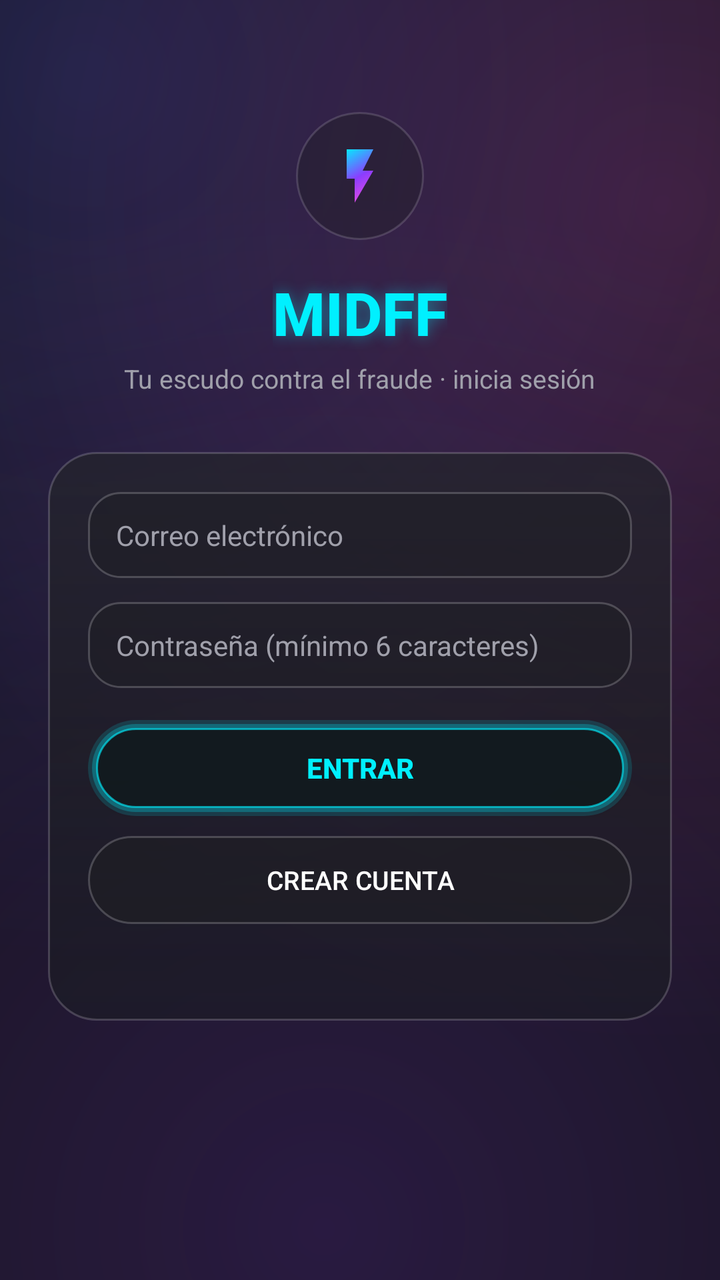
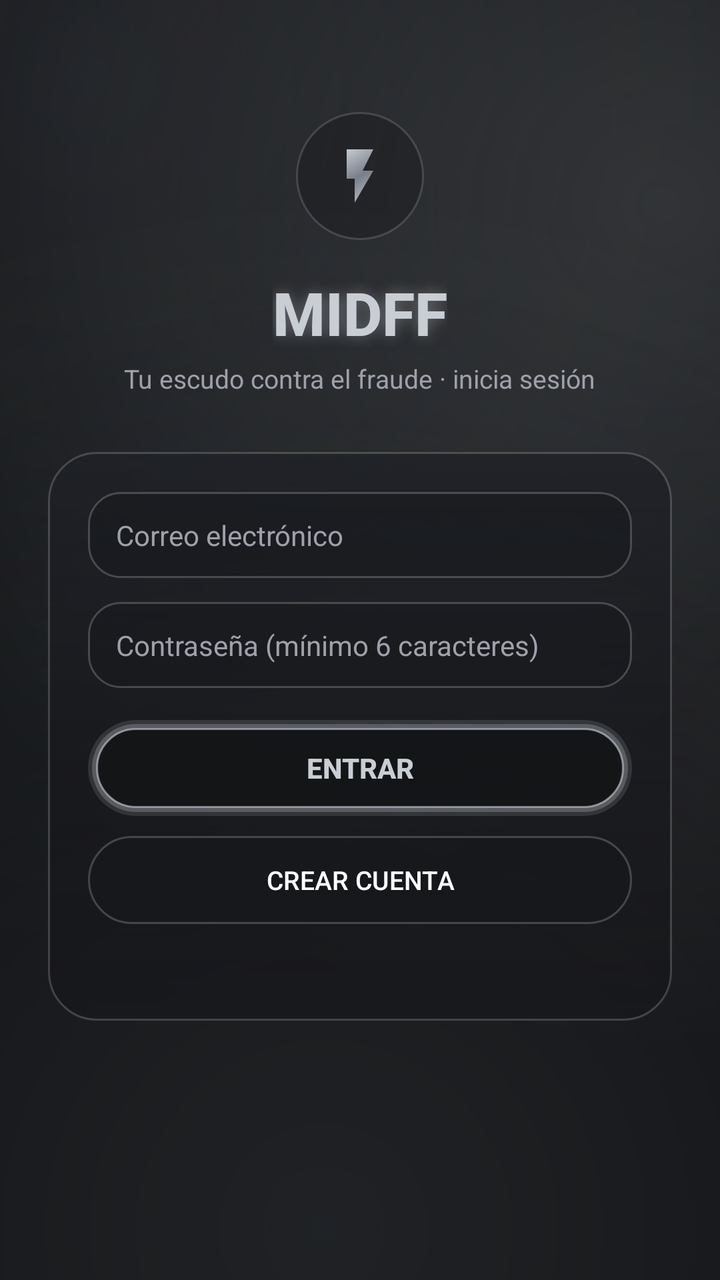

Screens rendered from an Android XML layout before and after an edit, with the pre-edit source and the edit as a unified diff.
<!-- AndroidManifest.xml: application theme Theme.MidffAlertas -->
<!-- res/layout/activity_login.xml -->
<?xml version="1.0" encoding="utf-8"?>
<ScrollView xmlns:android="http://schemas.android.com/apk/res/android"
    android:layout_width="match_parent"
    android:layout_height="match_parent"
    android:fillViewport="true"
    android:scrollbars="none">

    <LinearLayout
        android:layout_width="match_parent"
        android:layout_height="wrap_content"
        android:gravity="center_horizontal"
        android:orientation="vertical"
        android:padding="24dp">

        <FrameLayout
            android:layout_width="64dp"
            android:layout_height="64dp"
            android:layout_marginTop="32dp"
            android:background="@drawable/chip_cristal">

            <ImageView
                android:layout_width="32dp"
                android:layout_height="32dp"
                android:layout_gravity="center"
                android:contentDescription="@string/login_titulo"
                android:src="@drawable/ic_rayo_aurora" />
        </FrameLayout>

        <TextView
            android:layout_width="wrap_content"
            android:layout_height="wrap_content"
            android:layout_marginTop="16dp"
            android:fontFamily="sans-serif-medium"
            android:shadowColor="#6600F0FF"
            android:shadowDx="0"
            android:shadowDy="0"
            android:shadowRadius="18"
            android:text="@string/login_titulo"
            android:textColor="@color/neon_cian"
            android:textSize="30sp"
            android:textStyle="bold" />

        <TextView
            android:layout_width="wrap_content"
            android:layout_height="wrap_content"
            android:layout_marginTop="4dp"
            android:text="@string/login_subtitulo"
            android:textColor="@color/texto_secundario"
            android:textSize="13sp" />

        <LinearLayout
            android:layout_width="match_parent"
            android:layout_height="wrap_content"
            android:layout_marginTop="28dp"
            android:background="@drawable/panel_cristal"
            android:orientation="vertical"
            android:padding="20dp">

            <EditText
                android:id="@+id/edtCorreo"
                android:layout_width="match_parent"
                android:layout_height="wrap_content"
                android:background="@drawable/campo_cristal"
                android:hint="@string/hint_correo"
                android:imeOptions="actionNext"
                android:inputType="textEmailAddress"
                android:maxLines="1"
                android:textColor="@color/texto_titulo"
                android:textColorHint="@color/texto_secundario"
                android:textSize="14sp" />

            <EditText
                android:id="@+id/edtContrasena"
                android:layout_width="match_parent"
                android:layout_height="wrap_content"
                android:layout_marginTop="12dp"
                android:background="@drawable/campo_cristal"
                android:hint="@string/hint_contrasena"
                android:imeOptions="actionDone"
                android:inputType="textPassword"
                android:maxLines="1"
                android:textColor="@color/texto_titulo"
                android:textColorHint="@color/texto_secundario"
                android:textSize="14sp" />

            <androidx.appcompat.widget.AppCompatButton
                android:id="@+id/btnEntrar"
                android:layout_width="match_parent"
                android:layout_height="48dp"
                android:layout_marginTop="16dp"
                android:background="@drawable/btn_neon_cian_ripple"
                android:text="@string/btn_entrar"
                android:textColor="@color/neon_cian"
                android:textSize="14sp"
                android:textStyle="bold" />

            <androidx.appcompat.widget.AppCompatButton
                android:id="@+id/btnCrearCuenta"
                android:layout_width="match_parent"
                android:layout_height="44dp"
                android:layout_marginTop="10dp"
                android:background="@drawable/btn_cristal_ripple"
                android:text="@string/btn_crear_cuenta"
                android:textColor="@color/texto_titulo"
                android:textSize="13sp" />

            <TextView
                android:id="@+id/txtEstadoLogin"
                android:layout_width="match_parent"
                android:layout_height="wrap_content"
                android:layout_marginTop="12dp"
                android:gravity="center"
                android:textColor="@color/texto_secundario"
                android:textSize="12sp" />
        </LinearLayout>
    </LinearLayout>
</ScrollView>
<!-- resources referenced by this layout -->
<resources>
  <color name="neon_cian">#00F0FF</color>
  <!-- drawable btn_neon_cian_ripple (drawable) -->
  <?xml version="1.0" encoding="utf-8"?>
  <ripple xmlns:android="http://schemas.android.com/apk/res/android"
      android:color="#6600F0FF">
      <item android:drawable="@drawable/btn_neon_cian" />
  </ripple>
  <!-- drawable campo_cristal (drawable) -->
  <?xml version="1.0" encoding="utf-8"?>
  <shape xmlns:android="http://schemas.android.com/apk/res/android"
      android:shape="rectangle">
      <solid android:color="#801E1E24" />
      <stroke
          android:width="1dp"
          android:color="#33FFFFFF" />
      <corners android:radius="16dp" />
      <padding
          android:bottom="12dp"
          android:left="14dp"
          android:right="14dp"
          android:top="12dp" />
  </shape>
  <!-- drawable chip_cristal (drawable) -->
  <?xml version="1.0" encoding="utf-8"?>
  <shape xmlns:android="http://schemas.android.com/apk/res/android"
      android:shape="rectangle">
      <solid android:color="#661E1E24" />
      <stroke
          android:width="1dp"
          android:color="@color/cristal_borde_suave" />
      <corners android:radius="999dp" />
  </shape>
  <!-- drawable ic_rayo_aurora (drawable) -->
  <?xml version="1.0" encoding="utf-8"?>
  <vector xmlns:android="http://schemas.android.com/apk/res/android"
      xmlns:aapt="http://schemas.android.com/aapt"
      android:width="24dp"
      android:height="24dp"
      android:viewportWidth="24"
      android:viewportHeight="24">
      <path android:pathData="M7,2v11h3v9l7,-12h-4l4,-8z">
          <aapt:attr name="android:fillColor">
              <gradient
                  android:type="linear"
                  android:startX="6"
                  android:startY="2"
                  android:endX="18"
                  android:endY="22"
                  android:startColor="#00F0FF"
                  android:centerColor="#8B3DFF"
                  android:endColor="#FF4FD8" />
          </aapt:attr>
      </path>
  </vector>
  <!-- drawable panel_cristal (drawable) -->
  <?xml version="1.0" encoding="utf-8"?>
  <shape xmlns:android="http://schemas.android.com/apk/res/android"
      android:shape="rectangle">
      <gradient
          android:angle="270"
          android:startColor="#C823232C"
          android:centerColor="#B31E1E24"
          android:endColor="#99191B22"
          android:type="linear" />
      <stroke
          android:width="1dp"
          android:color="@color/cristal_borde" />
      <corners android:radius="24dp" />
  </shape>
  <!-- drawable btn_cristal (drawable) -->
  <?xml version="1.0" encoding="utf-8"?>
  <shape xmlns:android="http://schemas.android.com/apk/res/android"
      android:shape="rectangle">
      <solid android:color="#991E1E24" />
      <stroke
          android:width="1dp"
          android:color="#33FFFFFF" />
      <corners android:radius="999dp" />
  </shape>
  <!-- drawable btn_neon_cian (drawable) -->
  <?xml version="1.0" encoding="utf-8"?>
  <layer-list xmlns:android="http://schemas.android.com/apk/res/android">
      <item>
          <shape android:shape="rectangle">
              <solid android:color="#2600F0FF" />
              <corners android:radius="999dp" />
          </shape>
      </item>
      <item
          android:bottom="2dp"
          android:left="2dp"
          android:right="2dp"
          android:top="2dp">
          <shape android:shape="rectangle">
              <solid android:color="#4000F0FF" />
              <corners android:radius="999dp" />
          </shape>
      </item>
      <item
          android:bottom="4dp"
          android:left="4dp"
          android:right="4dp"
          android:top="4dp">
          <shape android:shape="rectangle">
              <solid android:color="#E6121216" />
              <stroke
                  android:width="1dp"
                  android:color="#9900F0FF" />
              <corners android:radius="999dp" />
          </shape>
      </item>
  </layer-list>
  <color name="aurora_purpura">#8B3DFF</color>
  <color name="fondo_carbon">#121214</color>
  <color name="neon_magenta">#E000FF</color>
  <color name="aurora_rosa">#FF4FD8</color>
  <!-- drawable bg_pantalla (drawable) -->
  <?xml version="1.0" encoding="utf-8"?>
  <layer-list xmlns:android="http://schemas.android.com/apk/res/android">
      <item>
          <shape android:shape="rectangle">
              <solid android:color="@color/fondo_carbon" />
          </shape>
      </item>
      <item>
          <shape android:shape="rectangle">
              <gradient
                  android:type="radial"
                  android:centerX="0.12"
                  android:centerY="0.06"
                  android:gradientRadius="440dp"
                  android:startColor="#333E5BFF"
                  android:endColor="#003E5BFF" />
          </shape>
      </item>
      <item>
          <shape android:shape="rectangle">
              <gradient
                  android:type="radial"
                  android:centerX="0.92"
                  android:centerY="0.16"
                  android:gradientRadius="420dp"
                  android:startColor="#2EFF4FD8"
                  android:endColor="#00FF4FD8" />
          </shape>
      </item>
      <item>
          <shape android:shape="rectangle">
              <gradient
                  android:type="radial"
                  android:centerX="0.45"
                  android:centerY="0.96"
                  android:gradientRadius="520dp"
                  android:startColor="#308B3DFF"
                  android:endColor="#008B3DFF" />
          </shape>
      </item>
  </layer-list>
  <!-- unchanged entries left out for length: 13 -->
</resources>

<!-- the commit's change to res/layout/activity_login.xml (unified diff, before → after) -->
@@ -31,7 +31,7 @@
             android:layout_height="wrap_content"
             android:layout_marginTop="16dp"
             android:fontFamily="sans-serif-medium"
-            android:shadowColor="#6600F0FF"
+            android:shadowColor="#66C9CED5"
             android:shadowDx="0"
             android:shadowDy="0"
             android:shadowRadius="18"
<!-- resource entries referenced after the edit -->
@@ -1,17 +1,17 @@
 <!-- resources referenced by this layout -->
 <resources>
-  <color name="neon_cian">#00F0FF</color>
+  <color name="neon_cian">#C9CED5</color>
   <!-- drawable btn_neon_cian_ripple (drawable) -->
   <?xml version="1.0" encoding="utf-8"?>
   <ripple xmlns:android="http://schemas.android.com/apk/res/android"
-      android:color="#6600F0FF">
+      android:color="#66C9CED5">
       <item android:drawable="@drawable/btn_neon_cian" />
   </ripple>
   <!-- drawable campo_cristal (drawable) -->
   <?xml version="1.0" encoding="utf-8"?>
   <shape xmlns:android="http://schemas.android.com/apk/res/android"
       android:shape="rectangle">
-      <solid android:color="#801E1E24" />
+      <solid android:color="#8017181C" />
       <stroke
           android:width="1dp"
           android:color="#33FFFFFF" />
@@ -26,7 +26,7 @@
   <?xml version="1.0" encoding="utf-8"?>
   <shape xmlns:android="http://schemas.android.com/apk/res/android"
       android:shape="rectangle">
-      <solid android:color="#661E1E24" />
+      <solid android:color="#6617181C" />
       <stroke
           android:width="1dp"
           android:color="@color/cristal_borde_suave" />
@@ -48,9 +48,9 @@
                   android:startY="2"
                   android:endX="18"
                   android:endY="22"
-                  android:startColor="#00F0FF"
-                  android:centerColor="#8B3DFF"
-                  android:endColor="#FF4FD8" />
+                  android:startColor="#C9CED5"
+                  android:centerColor="#787F89"
+                  android:endColor="#C4C9D0" />
           </aapt:attr>
       </path>
   </vector>
@@ -60,9 +60,9 @@
       android:shape="rectangle">
       <gradient
           android:angle="270"
-          android:startColor="#C823232C"
-          android:centerColor="#B31E1E24"
-          android:endColor="#99191B22"
+          android:startColor="#C81E2026"
+          android:centerColor="#B317181C"
+          android:endColor="#99141519"
           android:type="linear" />
       <stroke
           android:width="1dp"
@@ -73,7 +73,7 @@
   <?xml version="1.0" encoding="utf-8"?>
   <shape xmlns:android="http://schemas.android.com/apk/res/android"
       android:shape="rectangle">
-      <solid android:color="#991E1E24" />
+      <solid android:color="#9917181C" />
       <stroke
           android:width="1dp"
           android:color="#33FFFFFF" />
@@ -84,7 +84,7 @@
   <layer-list xmlns:android="http://schemas.android.com/apk/res/android">
       <item>
           <shape android:shape="rectangle">
-              <solid android:color="#2600F0FF" />
+              <solid android:color="#26C9CED5" />
               <corners android:radius="999dp" />
           </shape>
       </item>
@@ -94,7 +94,7 @@
           android:right="2dp"
           android:top="2dp">
           <shape android:shape="rectangle">
-              <solid android:color="#4000F0FF" />
+              <solid android:color="#40C9CED5" />
               <corners android:radius="999dp" />
           </shape>
       </item>
@@ -104,18 +104,18 @@
           android:right="4dp"
           android:top="4dp">
           <shape android:shape="rectangle">
-              <solid android:color="#E6121216" />
+              <solid android:color="#E60D0E10" />
               <stroke
                   android:width="1dp"
-                  android:color="#9900F0FF" />
+                  android:color="#99C9CED5" />
               <corners android:radius="999dp" />
           </shape>
       </item>
   </layer-list>
-  <color name="aurora_purpura">#8B3DFF</color>
-  <color name="fondo_carbon">#121214</color>
-  <color name="neon_magenta">#E000FF</color>
-  <color name="aurora_rosa">#FF4FD8</color>
+  <color name="aurora_purpura">#787F89</color>
+  <color name="fondo_carbon">#0B0C0E</color>
+  <color name="neon_magenta">#FFFFFF</color>
+  <color name="aurora_rosa">#C4C9D0</color>
   <!-- drawable bg_pantalla (drawable) -->
   <?xml version="1.0" encoding="utf-8"?>
   <layer-list xmlns:android="http://schemas.android.com/apk/res/android">
@@ -131,8 +131,8 @@
                   android:centerX="0.12"
                   android:centerY="0.06"
                   android:gradientRadius="440dp"
-                  android:startColor="#333E5BFF"
-                  android:endColor="#003E5BFF" />
+                  android:startColor="#33585F69"
+                  android:endColor="#00585F69" />
           </shape>
       </item>
       <item>
@@ -142,8 +142,8 @@
                   android:centerX="0.92"
                   android:centerY="0.16"
                   android:gradientRadius="420dp"
-                  android:startColor="#2EFF4FD8"
-                  android:endColor="#00FF4FD8" />
+                  android:startColor="#2EC4C9D0"
+                  android:endColor="#00C4C9D0" />
           </shape>
       </item>
       <item>
@@ -153,8 +153,8 @@
                   android:centerX="0.45"
                   android:centerY="0.96"
                   android:gradientRadius="520dp"
-                  android:startColor="#308B3DFF"
-                  android:endColor="#008B3DFF" />
+                  android:startColor="#30787F89"
+                  android:endColor="#00787F89" />
           </shape>
       </item>
   </layer-list>
